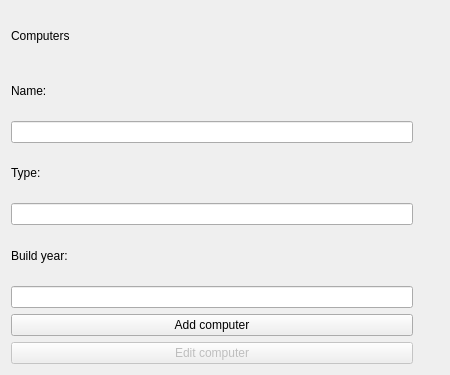
First picture: the form in computersdialog.ui, repository maggawaage/skil3, before the edit.
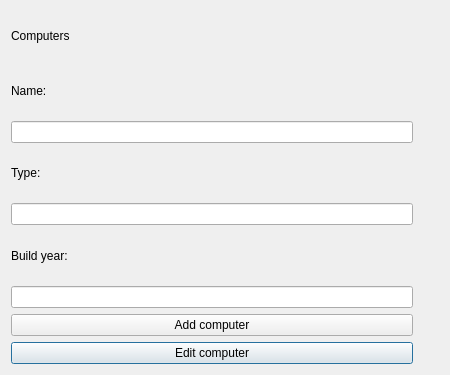
Second picture: the form after the edit. Icons and pictures are not drawn.

Diff of the .ui file:
```diff
--- a/computersdialog.ui
+++ b/computersdialog.ui
@@ -53,7 +53,7 @@
    <item row="14" column="0">
     <widget class="QPushButton" name="pushButtonEditComputer">
      <property name="enabled">
-      <bool>false</bool>
+      <bool>true</bool>
      </property>
      <property name="text">
       <string>Edit computer</string>
```
